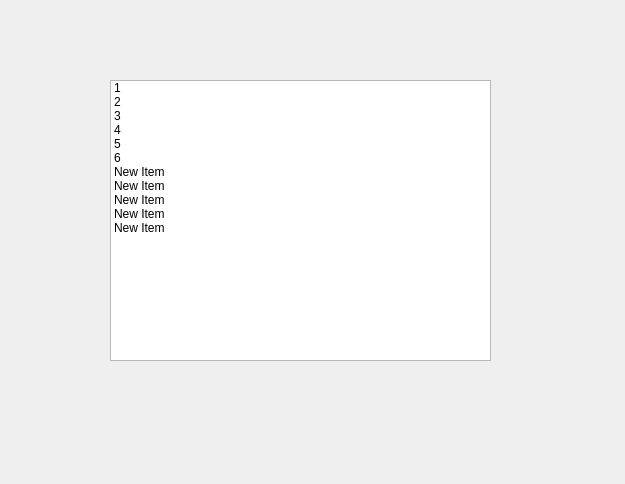
Qt form widgets/dictSelect/regularManage.ui (Belos10/Equip) before a commit.
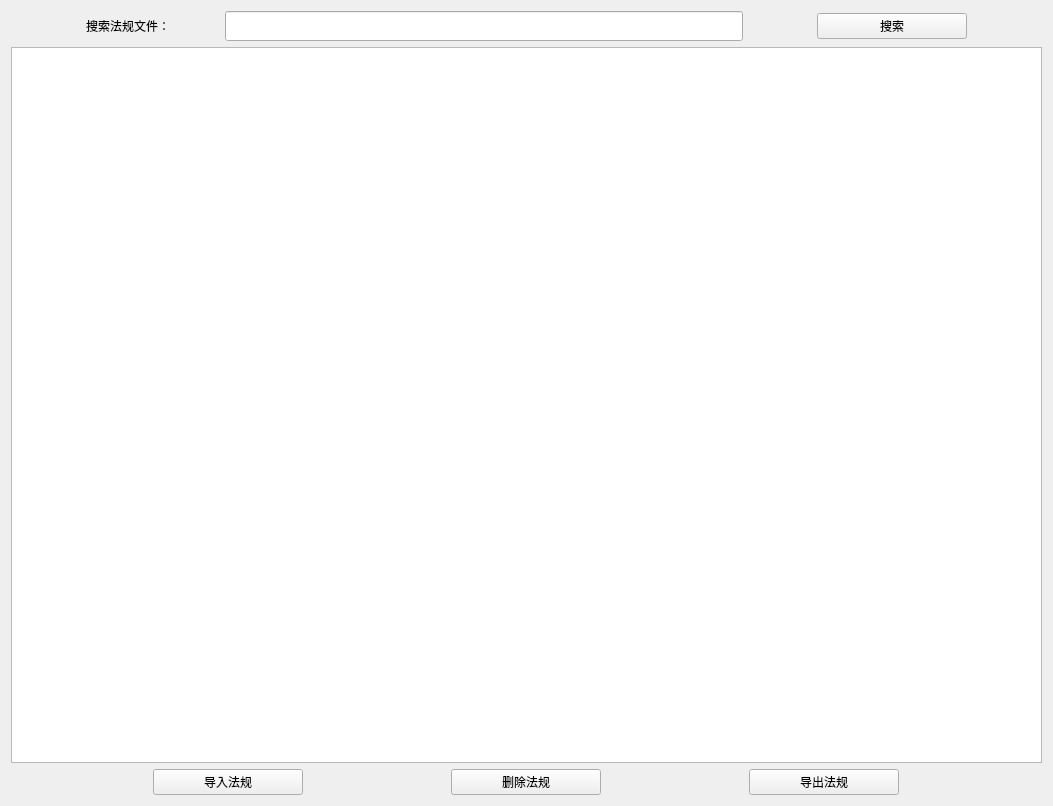
The same form after that commit.

Commit message: 更新导入目录功能，更新阵地以及危险品大体内容。

Patch:
```diff
--- a/widgets/dictSelect/regularManage.ui
+++ b/widgets/dictSelect/regularManage.ui
@@ -6,114 +6,169 @@
    <rect>
     <x>0</x>
     <y>0</y>
-    <width>625</width>
-    <height>484</height>
+    <width>1053</width>
+    <height>806</height>
    </rect>
   </property>
   <property name="windowTitle">
    <string>Form</string>
   </property>
-  <widget class="QListWidget" name="listWidget">
-   <property name="geometry">
-    <rect>
-     <x>110</x>
-     <y>80</y>
-     <width>381</width>
-     <height>281</height>
-    </rect>
-   </property>
-   <property name="dragEnabled">
-    <bool>true</bool>
-   </property>
+  <layout class="QVBoxLayout" name="verticalLayout_2">
    <item>
-    <property name="text">
-     <string>1</string>
-    </property>
-    <property name="flags">
-     <set>ItemIsSelectable|ItemIsEditable|ItemIsDragEnabled|ItemIsUserCheckable|ItemIsEnabled</set>
-    </property>
+    <layout class="QVBoxLayout" name="verticalLayout">
+     <item>
+      <layout class="QHBoxLayout" name="horizontalLayout_2" stretch="1,2,8,1,3,1">
+       <property name="spacing">
+        <number>10</number>
+       </property>
+       <property name="leftMargin">
+        <number>10</number>
+       </property>
+       <property name="rightMargin">
+        <number>10</number>
+       </property>
+       <item>
+        <spacer name="horizontalSpacer_3">
+         <property name="orientation">
+          <enum>Qt::Horizontal</enum>
+         </property>
+         <property name="sizeHint" stdset="0">
+          <size>
+           <width>40</width>
+           <height>20</height>
+          </size>
+         </property>
+        </spacer>
+       </item>
+       <item>
+        <widget class="QLabel" name="label">
+         <property name="text">
+          <string>搜索法规文件：</string>
+         </property>
+        </widget>
+       </item>
+       <item>
+        <widget class="QLineEdit" name="le_fileName">
+         <property name="minimumSize">
+          <size>
+           <width>150</width>
+           <height>30</height>
+          </size>
+         </property>
+         <property name="maximumSize">
+          <size>
+           <width>16777215</width>
+           <height>16777215</height>
+          </size>
+         </property>
+        </widget>
+       </item>
+       <item>
+        <spacer name="horizontalSpacer_2">
+         <property name="orientation">
+          <enum>Qt::Horizontal</enum>
+         </property>
+         <property name="sizeHint" stdset="0">
+          <size>
+           <width>40</width>
+           <height>20</height>
+          </size>
+         </property>
+        </spacer>
+       </item>
+       <item>
+        <widget class="QPushButton" name="pb_search">
+         <property name="minimumSize">
+          <size>
+           <width>40</width>
+           <height>0</height>
+          </size>
+         </property>
+         <property name="maximumSize">
+          <size>
+           <width>150</width>
+           <height>16777215</height>
+          </size>
+         </property>
+         <property name="text">
+          <string>搜索</string>
+         </property>
+        </widget>
+       </item>
+       <item>
+        <spacer name="horizontalSpacer">
+         <property name="orientation">
+          <enum>Qt::Horizontal</enum>
+         </property>
+         <property name="sizeHint" stdset="0">
+          <size>
+           <width>40</width>
+           <height>20</height>
+          </size>
+         </property>
+        </spacer>
+       </item>
+      </layout>
+     </item>
+     <item>
+      <widget class="QTableWidget" name="lw_file">
+       <property name="maximumSize">
+        <size>
+         <width>16777215</width>
+         <height>16777215</height>
+        </size>
+       </property>
+       <property name="dragEnabled">
+        <bool>true</bool>
+       </property>
+      </widget>
+     </item>
+     <item>
+      <layout class="QHBoxLayout" name="horizontalLayout">
+       <item>
+        <widget class="QPushButton" name="pb_input">
+         <property name="maximumSize">
+          <size>
+           <width>150</width>
+           <height>16777215</height>
+          </size>
+         </property>
+         <property name="text">
+          <string>导入法规</string>
+         </property>
+        </widget>
+       </item>
+       <item>
+        <widget class="QPushButton" name="pb_delete">
+         <property name="maximumSize">
+          <size>
+           <width>150</width>
+           <height>16777215</height>
+          </size>
+         </property>
+         <property name="text">
+          <string>删除法规</string>
+         </property>
+        </widget>
+       </item>
+       <item>
+        <widget class="QPushButton" name="pb_output">
+         <property name="maximumSize">
+          <size>
+           <width>150</width>
+           <height>16777215</height>
+          </size>
+         </property>
+         <property name="text">
+          <string>导出法规</string>
+         </property>
+        </widget>
+       </item>
+      </layout>
+     </item>
+    </layout>
    </item>
-   <item>
-    <property name="text">
-     <string>2</string>
-    </property>
-    <property name="flags">
-     <set>ItemIsSelectable|ItemIsEditable|ItemIsDragEnabled|ItemIsUserCheckable|ItemIsEnabled</set>
-    </property>
-   </item>
-   <item>
-    <property name="text">
-     <string>3</string>
-    </property>
-    <property name="flags">
-     <set>ItemIsSelectable|ItemIsEditable|ItemIsDragEnabled|ItemIsUserCheckable|ItemIsEnabled</set>
-    </property>
-   </item>
-   <item>
-    <property name="text">
-     <string>4</string>
-    </property>
-    <property name="flags">
-     <set>ItemIsSelectable|ItemIsEditable|ItemIsDragEnabled|ItemIsUserCheckable|ItemIsEnabled</set>
-    </property>
-   </item>
-   <item>
-    <property name="text">
-     <string>5</string>
-    </property>
-    <property name="flags">
-     <set>ItemIsSelectable|ItemIsEditable|ItemIsDragEnabled|ItemIsUserCheckable|ItemIsEnabled</set>
-    </property>
-   </item>
-   <item>
-    <property name="text">
-     <string>6</string>
-    </property>
-    <property name="flags">
-     <set>ItemIsSelectable|ItemIsEditable|ItemIsDragEnabled|ItemIsUserCheckable|ItemIsEnabled</set>
-    </property>
-   </item>
-   <item>
-    <property name="text">
-     <string>New Item</string>
-    </property>
-    <property name="flags">
-     <set>ItemIsSelectable|ItemIsEditable|ItemIsDragEnabled|ItemIsUserCheckable|ItemIsEnabled</set>
-    </property>
-   </item>
-   <item>
-    <property name="text">
-     <string>New Item</string>
-    </property>
-    <property name="flags">
-     <set>ItemIsSelectable|ItemIsEditable|ItemIsDragEnabled|ItemIsUserCheckable|ItemIsEnabled</set>
-    </property>
-   </item>
-   <item>
-    <property name="text">
-     <string>New Item</string>
-    </property>
-    <property name="flags">
-     <set>ItemIsSelectable|ItemIsEditable|ItemIsDragEnabled|ItemIsUserCheckable|ItemIsEnabled</set>
-    </property>
-   </item>
-   <item>
-    <property name="text">
-     <string>New Item</string>
-    </property>
-    <property name="flags">
-     <set>ItemIsSelectable|ItemIsEditable|ItemIsDragEnabled|ItemIsUserCheckable|ItemIsEnabled</set>
-    </property>
-   </item>
-   <item>
-    <property name="text">
-     <string>New Item</string>
-    </property>
-    <property name="flags">
-     <set>ItemIsSelectable|ItemIsEditable|ItemIsDragEnabled|ItemIsUserCheckable|ItemIsEnabled</set>
-    </property>
-   </item>
-  </widget>
+  </layout>
  </widget>
  <resources/>
  <connections/>
```
Left out of the diff: 6 changed lines with no effect on the pictures. The commit also changes 24 other files.
